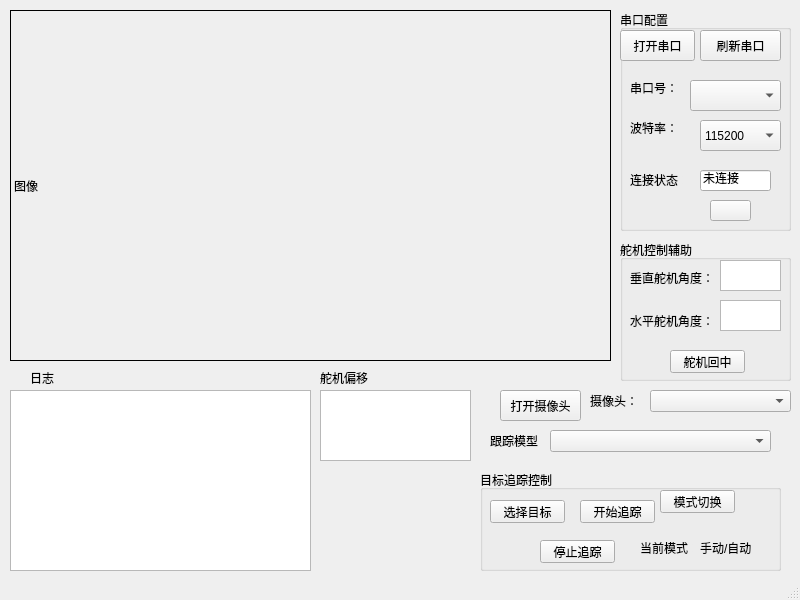
First picture: the form in mainwindow.ui, repository lzy999-123/STM32-YOLO-Tracker, before the edit.
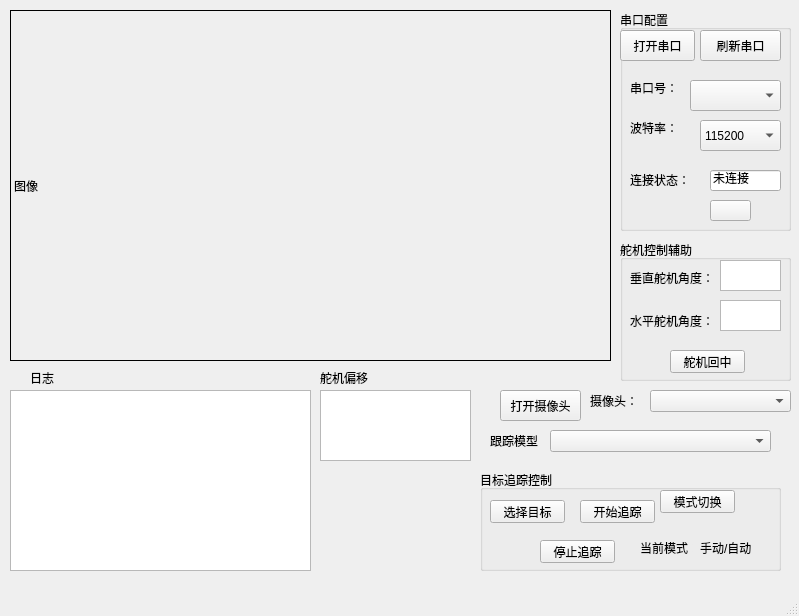
Second picture: the form after the edit.

```diff
--- a/mainwindow.ui
+++ b/mainwindow.ui
@@ -6,8 +6,8 @@
    <rect>
     <x>0</x>
     <y>0</y>
-    <width>800</width>
-    <height>600</height>
+    <width>799</width>
+    <height>616</height>
    </rect>
   </property>
   <property name="windowTitle">
@@ -95,7 +95,7 @@
       <rect>
        <x>10</x>
        <y>160</y>
-       <width>53</width>
+       <width>61</width>
        <height>20</height>
       </rect>
      </property>
@@ -131,7 +131,7 @@
     <widget class="QLineEdit" name="lineEdit">
      <property name="geometry">
       <rect>
-       <x>80</x>
+       <x>90</x>
        <y>160</y>
        <width>71</width>
        <height>21</height>
@@ -420,8 +420,8 @@
      <rect>
       <x>320</x>
       <y>370</y>
-      <width>53</width>
-      <height>15</height>
+      <width>61</width>
+      <height>16</height>
      </rect>
     </property>
     <property name="text">
```
